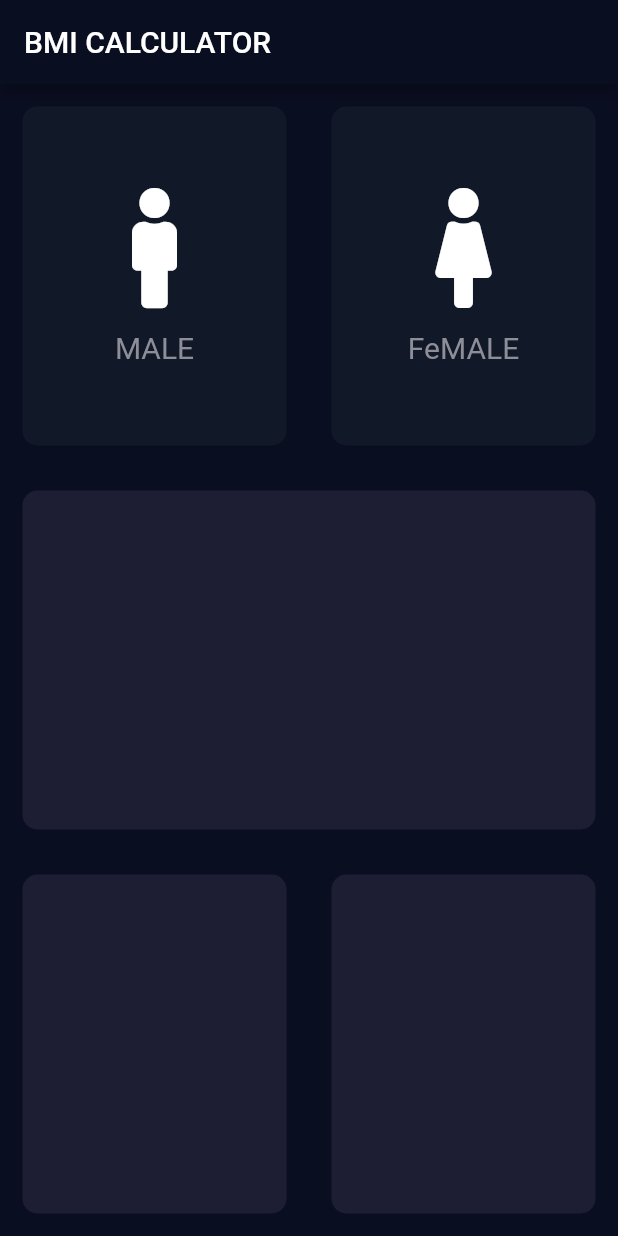
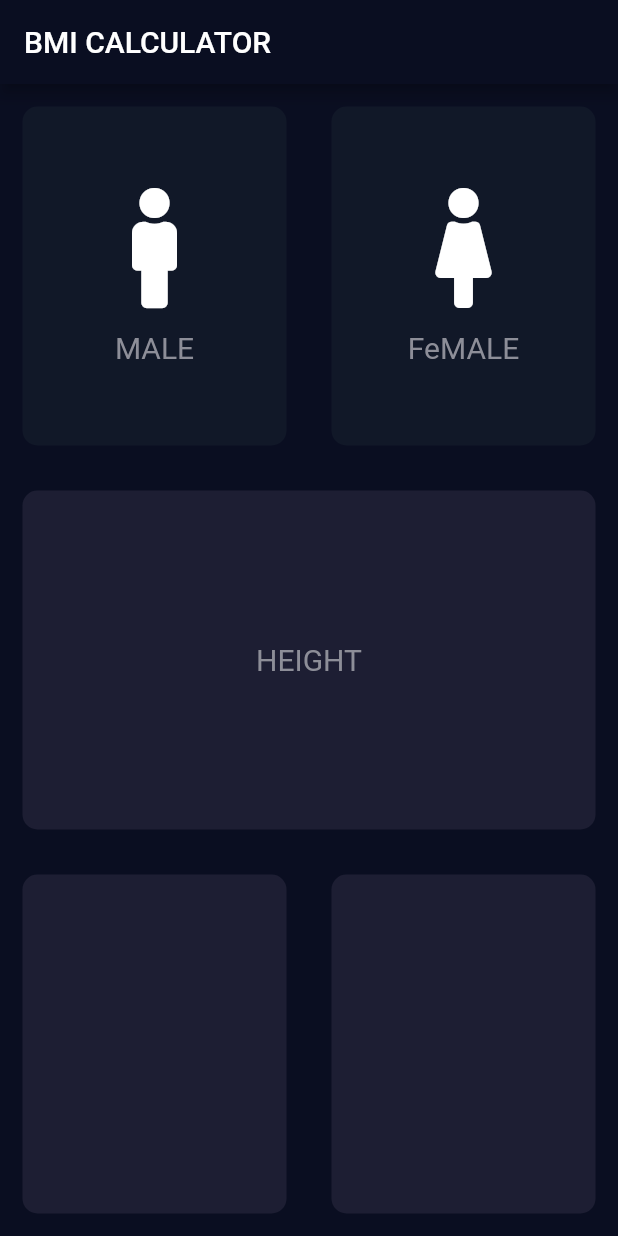
Before and after one commit to I-am-Zain/bmi_calculator_flutter, a Flutter app: the screen it shows after launch, on a phone screen of 412 x 824 dp. Run offline on Flutter 3.47's test engine with Material 2 defaults, Android fonts, the phone set to English and light mode, and no system bars; our stand-ins replace font_awesome_flutter.

Commit message:
lecture 64 part10 DONE! (Creating separate constantFile.dart)

```diff
--- /dev/null
+++ b/lib/constantFile.dart
@@ -0,0 +1,6 @@
+import 'package:flutter/material.dart';
+
+const activeColor = Color(0xFF1D1E33);
+const deActiveColor = Color(0xFF111828);
+
+const kLabelStyle = TextStyle(fontSize: 20.0, color: Color(0xff8d8e98));
--- a/lib/iconANDtext.dart
+++ b/lib/iconANDtext.dart
@@ -1,4 +1,7 @@
+import 'package:bmi_calculator/constantFile.dart';
 import 'package:flutter/material.dart';
+
+import 'constantFile.dart';
 
 class RepeatIconAndText extends StatelessWidget {
   RepeatIconAndText({@required this.iconData, this.label});
@@ -18,7 +21,7 @@ class RepeatIconAndText extends StatelessWidget {
         ),
         Text(
           label,
-          style: TextStyle(fontSize: 20.0, color: Color(0xff8d8e98)),
+          style: kLabelStyle,
         ),
       ],
     );
--- a/lib/inputPage.dart
+++ b/lib/inputPage.dart
@@ -1,7 +1,9 @@
+import 'package:bmi_calculator/constantFile.dart';
 import 'package:flutter/cupertino.dart';
 import 'package:flutter/material.dart';
 import 'package:font_awesome_flutter/font_awesome_flutter.dart';
 
+import 'constantFile.dart';
 import 'containerCode.dart';
 import 'iconANDtext.dart';
 
@@ -9,8 +11,6 @@ enum Gender {
   male,
   female,
 }
-const activeColor = Color(0xFF1D1E33);
-const deActiveColor = Color(0xFF111828);
 
 class InputPage extends StatefulWidget {
   @override
@@ -19,19 +19,6 @@ class InputPage extends StatefulWidget {
 
 class _InputPageState extends State<InputPage> {
   Gender selectedGender;
-  // Color maleColor = activeColor;
-  // Color femaleColor = deActiveColor;
-  // void updateColor(Gender genderType) {
-  //   if (genderType == Gender.male) {
-  //     maleColor = activeColor;
-  //     femaleColor = deActiveColor;
-  //   }
-  //   if (genderType == Gender.female) {
-  //     femaleColor = activeColor;
-  //     maleColor = deActiveColor;
-  //   }
-  // }
-
   @override
   Widget build(BuildContext context) {
     return Scaffold(
@@ -39,6 +26,7 @@ class _InputPageState extends State<InputPage> {
         title: Text('BMI CALCULATOR'),
       ),
       body: Column(
+        crossAxisAlignment: CrossAxisAlignment.stretch,
         children: [
           Expanded(
             child: Row(
@@ -81,6 +69,15 @@ class _InputPageState extends State<InputPage> {
           Expanded(
             child: RepeatContainerCode(
               colors: Color(0xff1d1e33),
+              cardWidget: Column(
+                mainAxisAlignment: MainAxisAlignment.center,
+                children: [
+                  Text(
+                    'HEIGHT',
+                    style: kLabelStyle,
+                  ),
+                ],
+              ),
             ),
           ),
           Expanded(
```
